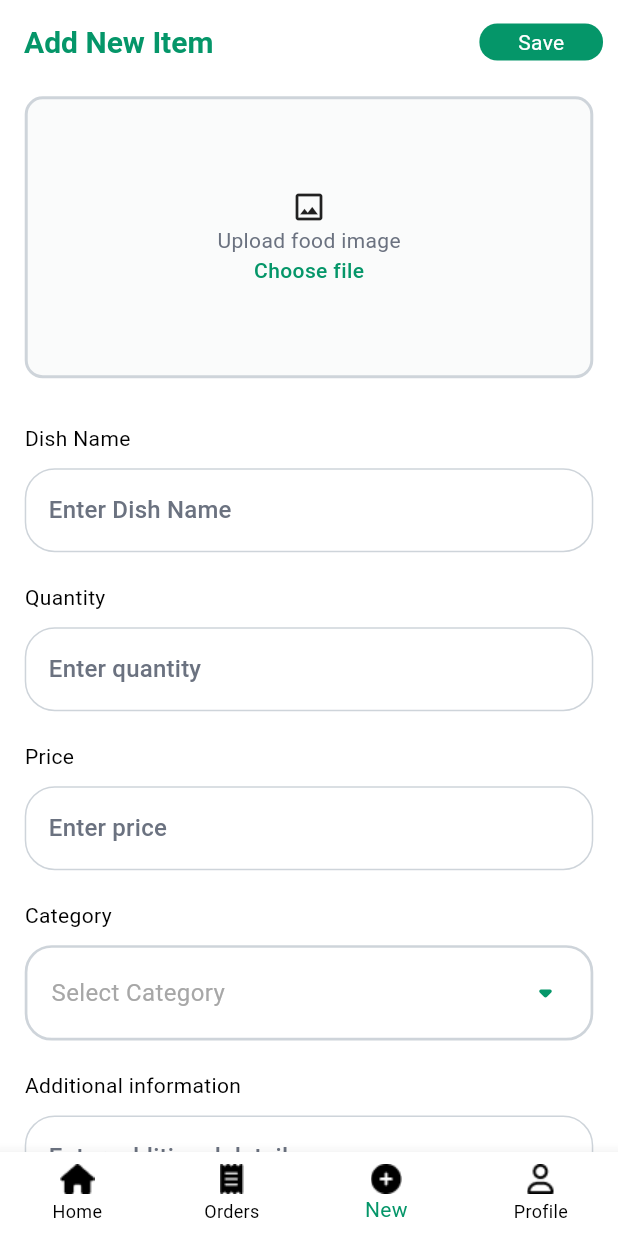
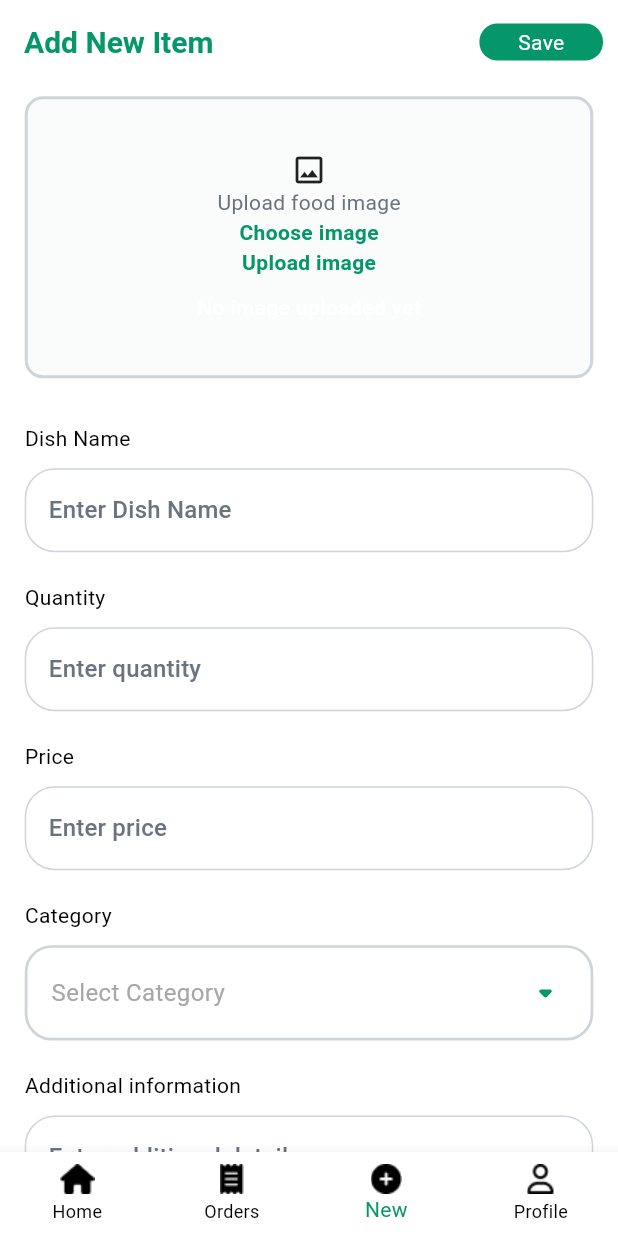
Before and after one commit to Faridaessam1/EcoEatersApp, a Flutter app: the screen it shows after launch, item 3 of the bottom bar chosen, on a phone screen of 412 x 824 dp. Run offline on Flutter 3.47's test engine with Material 3 defaults, Android fonts, the phone set to English and light mode, and no system bars; drawn by our look-alikes of animated_custom_dropdown; our stand-ins replace bot_toast, flutter_easyloading, google_fonts, image_picker.

Commit message:
finished seller choosing dish image feature and uploading to cloudinary

```diff
--- a/lib/core/ui/seller/new dish/new_dish_view.dart
+++ b/lib/core/ui/seller/new dish/new_dish_view.dart
@@ -1,13 +1,26 @@
+import 'dart:convert';
+import 'dart:io';
+
 import 'package:animated_custom_dropdown/custom_dropdown.dart';
 import 'package:eco_eaters_app/core/extentions/padding_ext.dart';
 import 'package:eco_eaters_app/core/ui/seller/widgets/custom_status_container.dart';
 import 'package:eco_eaters_app/core/widgets/custom_text_form_field.dart';
 import 'package:flutter/material.dart';
+import 'package:http/http.dart' as http;
+import 'package:image_picker/image_picker.dart';
 
 import '../../../constants/app_colors.dart';
 
-class NewDishView extends StatelessWidget {
+class NewDishView extends StatefulWidget {
   const NewDishView({super.key});
+
+  @override
+  State<NewDishView> createState() => _NewDishViewState();
+}
+
+class _NewDishViewState extends State<NewDishView> {
+  File? _image;
+  String? _imageUrl;
 
   @override
   Widget build(BuildContext context) {
@@ -50,6 +63,12 @@ class NewDishView extends StatelessWidget {
               decoration: BoxDecoration(
                   color: AppColors.grey.withOpacity(0.1),
                   borderRadius: BorderRadius.circular(12),
+                  image: _image != null
+                      ? DecorationImage(
+                          image: FileImage(_image!),
+                          fit: BoxFit.cover,
+                        )
+                      : null,
                   border: Border.all(
                     color: AppColors.grey,
                     width: 2,
@@ -65,13 +84,42 @@ class NewDishView extends StatelessWidget {
                         fontWeight: FontWeight.w400,
                         color: AppColors.textGreyColor),
                   ),
-                  Text(
-                    "Choose file",
-                    style: TextStyle(
-                        fontSize: 14,
-                        fontWeight: FontWeight.w500,
-                        color: AppColors.green),
+                  GestureDetector(
+                    onTap: _pickImage,
+                    child: Text(
+                      "Choose image",
+                      style: TextStyle(
+                          fontSize: 14,
+                          fontWeight: FontWeight.w700,
+                          color: AppColors.green),
+                    ),
                   ),
+                  GestureDetector(
+                    onTap: _uploadImage,
+                    child: Text(
+                      "Upload image",
+                      style: TextStyle(
+                          fontSize: 14,
+                          fontWeight: FontWeight.w700,
+                          color: AppColors.green),
+                    ),
+                  ),
+                  SizedBox(height: 10),
+                  _imageUrl != null
+                      ? Text(
+                          "Image uploaded successfully!",
+                          style: TextStyle(
+                              fontSize: 16,
+                              fontWeight: FontWeight.w700,
+                              color: AppColors.white),
+                        )
+                      : Text(
+                          "No image uploaded yet",
+                          style: TextStyle(
+                              fontSize: 14,
+                              fontWeight: FontWeight.w500,
+                              color: AppColors.white),
+                        ),
                 ],
               ),
             ),
@@ -194,4 +242,38 @@ class NewDishView extends StatelessWidget {
       ),
     );
   }
+
+  void _pickImage() async {
+    final ImagePicker picker = ImagePicker();
+    final XFile? image = await picker.pickImage(source: ImageSource.gallery);
+
+    if (image != null) {
+      setState(() {
+        _image = File(image.path);
+      });
+    }
+  }
+
+  Future<void> _uploadImage() async {
+    if (_image == null) return;
+
+    final url = Uri.parse('https://api.cloudinary.com/v1_1/dbdwuvc3w/upload');
+    final request = http.MultipartRequest('POST', url)
+      ..fields['upload_preset'] = 'ml_default'
+      ..files.add(await http.MultipartFile.fromPath('file', _image!.path));
+
+    final response = await request.send();
+
+    if (response.statusCode == 200) {
+      final responseData = await response.stream.toBytes();
+      final responseString = String.fromCharCodes(responseData);
+      final jsonMap = jsonDecode(responseString);
+
+      setState(() {
+        _imageUrl = jsonMap['url'];
+      });
+    } else {
+      print("Upload failed: ${response.reasonPhrase}");
+    }
+  }
 }
--- a/pubspec.yaml
+++ b/pubspec.yaml
@@ -38,6 +38,8 @@ dependencies:
   cupertino_icons: ^1.0.8
   google_fonts: ^6.2.1
   animated_custom_dropdown: ^3.1.1
+  image_picker: ^1.1.2
+  cloudinary_flutter: ^1.3.0
 
 dev_dependencies:
   flutter_test:
```
Also changed, not shown: pubspec.lock, 5 other files.
